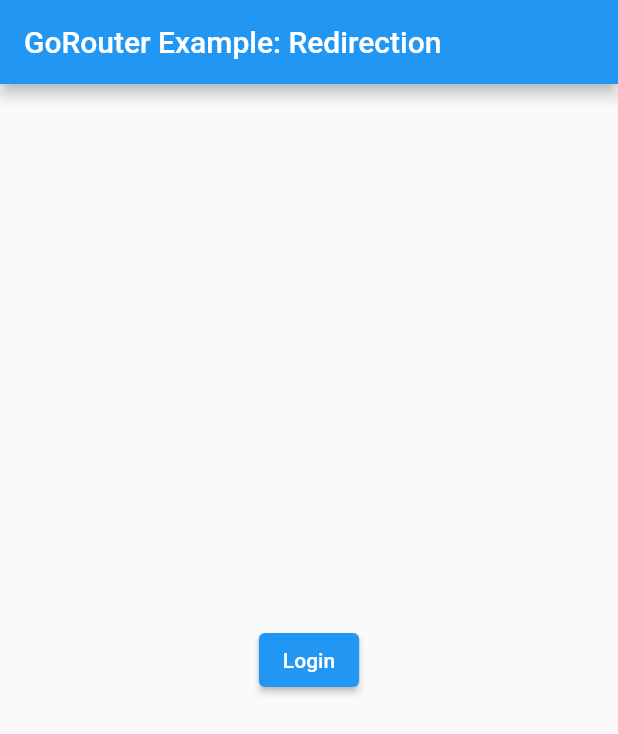
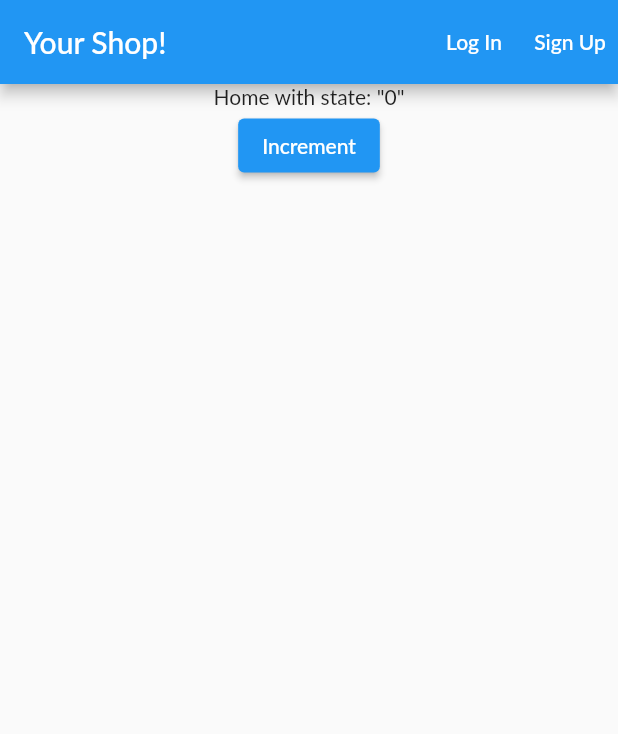
Before and after one commit to mmmtastymmm/example-shop-sudocodellc, a Flutter app: the screen it shows after launch, on a phone screen of 412 x 824 dp. Shown: the top 734 px of the screen. Run offline on Flutter 3.47's test engine with Material 2 defaults, Android fonts, the phone set to English and light mode, and no system bars; our stand-ins replace firebase_core; accounts and stored records are empty; Roboto replaces fonts that are missing (Lato).

Commit message:
Adding initial version

```diff
--- a/lib/main.dart
+++ b/lib/main.dart
@@ -1,159 +1,49 @@
+import 'package:example_shop_sudocodellc/providers/shopping_results.dart';
+import 'package:example_shop_sudocodellc/screens/home_page.dart';
+import 'package:example_shop_sudocodellc/screens/login_page.dart';
+import 'package:example_shop_sudocodellc/widgets/shift_right_fixer.dart';
+import 'package:firebase_core/firebase_core.dart';
 import 'package:flutter/material.dart';
-import 'package:firebase_auth/firebase_auth.dart';
-import 'package:firebase_core/firebase_core.dart';
-import 'firebase_options.dart';
-import 'package:go_router/go_router.dart';
-import 'package:flutter/material.dart';
-import 'package:go_router/go_router.dart';
 import 'package:provider/provider.dart';
 
+import 'firebase_options.dart';
 
 void main() async {
   WidgetsFlutterBinding.ensureInitialized();
   await Firebase.initializeApp(
     options: DefaultFirebaseOptions.currentPlatform,
   );
-  runApp(App());
-}
-// Copyright 2013 The Flutter Authors. All rights reserved.
-// Use of this source code is governed by a BSD-style license that can be
-// found in the LICENSE file.
-
-
-
-// This scenario demonstrates how to use redirect to handle a sign-in flow.
-//
-// The GoRouter.redirect method is called before the app is navigate to a
-// new page. You can choose to redirect to a different page by returning a
-// non-null URL string.
-
-/// The login information.
-class LoginInfo extends ChangeNotifier {
-  /// The username of login.
-  String get userName => _userName;
-  String _userName = '';
-
-  /// Whether a user has logged in.
-  bool get loggedIn => _userName.isNotEmpty;
-
-  /// Logs in a user.
-  void login(String userName) {
-    _userName = userName;
-    notifyListeners();
-  }
-
-  /// Logs out the current user.
-  void logout() {
-    _userName = '';
-    notifyListeners();
-  }
+  runApp(const MyApp());
 }
 
 
-/// The main app.
-class App extends StatelessWidget {
-  /// Creates an [App].
-  App({super.key});
-
-  final LoginInfo _loginInfo = LoginInfo();
-
-  /// The title of the app.
-  static const String title = 'GoRouter Example: Redirection';
-
-  // add the login info into the tree as app state that can change over time
-  @override
-  Widget build(BuildContext context) => ChangeNotifierProvider<LoginInfo>.value(
-    value: _loginInfo,
-    child: MaterialApp.router(
-      routerConfig: _router,
-      title: title,
-      debugShowCheckedModeBanner: false,
-    ),
-  );
-
-  late final GoRouter _router = GoRouter(
-    routes: <GoRoute>[
-      GoRoute(
-        path: '/',
-        builder: (BuildContext context, GoRouterState state) =>
-        const HomeScreen(),
-      ),
-      GoRoute(
-        path: '/login',
-        builder: (BuildContext context, GoRouterState state) =>
-        const LoginScreen(),
-      ),
-    ],
-
-    // redirect to the login page if the user is not logged in
-    redirect: (BuildContext context, GoRouterState state) {
-      // if the user is not logged in, they need to login
-      final bool loggedIn = _loginInfo.loggedIn;
-      final bool loggingIn = state.matchedLocation == '/login';
-      if (!loggedIn) {
-        return '/login';
-      }
-
-      // if the user is logged in but still on the login page, send them to
-      // the home page
-      if (loggingIn) {
-        return '/';
-      }
-
-      // no need to redirect at all
-      return null;
-    },
-
-    // changes on the listenable will cause the router to refresh it's route
-    refreshListenable: _loginInfo,
-  );
-}
-
-/// The login screen.
-class LoginScreen extends StatelessWidget {
-  /// Creates a [LoginScreen].
-  const LoginScreen({super.key});
-
-  @override
-  Widget build(BuildContext context) => Scaffold(
-    appBar: AppBar(title: const Text(App.title)),
-    body: Center(
-      child: ElevatedButton(
-        onPressed: () {
-          // log a user in, letting all the listeners know
-          context.read<LoginInfo>().login('test-user');
-
-          // router will automatically redirect from /login to / using
-          // refreshListenable
-        },
-        child: const Text('Login'),
-      ),
-    ),
-  );
-}
-
-/// The home screen.
-class HomeScreen extends StatelessWidget {
-  /// Creates a [HomeScreen].
-  const HomeScreen({super.key});
+class MyApp extends StatelessWidget {
+  const MyApp({Key? key}) : super(key: key);
 
   @override
   Widget build(BuildContext context) {
-    final LoginInfo info = context.read<LoginInfo>();
-
-    return Scaffold(
-      appBar: AppBar(
-        title: const Text(App.title),
-        actions: <Widget>[
-          IconButton(
-            onPressed: info.logout,
-            tooltip: 'Logout: ${info.userName}',
-            icon: const Icon(Icons.logout),
-          )
-        ],
-      ),
-      body: const Center(
-        child: Text('HomeScreen'),
+    return MultiProvider(
+      // This makes providers that the others can query
+      providers: [
+        ChangeNotifierProvider(
+            create: (BuildContext context) => ShoppingState()),
+      ],
+      child: MaterialApp(
+        title: 'My Shop',
+        theme: ThemeData(
+          fontFamily: "Lato",
+          // colorScheme: ColorScheme.fromSwatch(primarySwatch: Colors.red)
+          //     .copyWith(secondary: Colors.black),
+        ),
+        home: const ShiftRightFixer(child: HomeScreen()),
+        routes: {
+          LoginScreen.routeName: (context) {
+            return const LoginScreen();
+          },
+          HomeScreen.routeName: (context) {
+            return const HomeScreen();
+          },
+        },
       ),
     );
   }
--- /dev/null
+++ b/lib/providers/shopping_results.dart
@@ -0,0 +1,12 @@
+import 'package:flutter/cupertino.dart';
+
+class ShoppingState with ChangeNotifier {
+  String state = "0";
+  int count = 0;
+
+  void update() {
+    count += 1;
+    state = count.toString();
+    notifyListeners();
+  }
+}
--- /dev/null
+++ b/lib/screens/home_page.dart
@@ -0,0 +1,63 @@
+import 'package:example_shop_sudocodellc/providers/shopping_results.dart';
+import 'package:example_shop_sudocodellc/screens/login_page.dart';
+import 'package:example_shop_sudocodellc/widgets/shift_right_fixer.dart';
+import 'package:flutter/material.dart';
+import 'package:provider/provider.dart';
+
+class HomeScreen extends StatefulWidget {
+  static const routeName = "/home";
+
+  const HomeScreen({super.key});
+
+  @override
+  State<StatefulWidget> createState() {
+    return _HomeScreenState();
+  }
+}
+
+class _HomeScreenState extends State<HomeScreen> {
+  @override
+  Widget build(BuildContext context) {
+    String result =
+        "Home with state: \"${Provider.of<ShoppingState>(context).state}\"";
+    final ButtonStyle style = TextButton.styleFrom(
+      foregroundColor: Theme.of(context).colorScheme.onPrimary,
+    );
+    return ShiftRightFixer(
+      child: Scaffold(
+        appBar: AppBar(
+          title: const Text("Your Shop!"),
+          actions: [
+            TextButton(
+              style: style,
+              onPressed: () {
+                Navigator.of(context).pushNamed(LoginScreen.routeName);
+              },
+              child: const Text("Log In"),
+            ),
+            TextButton(
+              style: style,
+              onPressed: () {
+                Navigator.of(context).pushNamed(LoginScreen.routeName);
+              },
+              child: const Text("Sign Up"),
+            ),
+          ],
+        ),
+        body: Center(
+          child: Column(
+            children: [
+              Text(result),
+              ElevatedButton(
+                onPressed: () => {
+                  Provider.of<ShoppingState>(context, listen: false).update()
+                },
+                child: const Text("Increment"),
+              ),
+            ],
+          ),
+        ),
+      ),
+    );
+  }
+}
--- /dev/null
+++ b/lib/widgets/shift_right_fixer.dart
@@ -0,0 +1,29 @@
+import 'package:flutter/material.dart';
+import 'package:flutter/services.dart';
+
+class ShiftRightFixer extends StatefulWidget {
+  const ShiftRightFixer({Key? key, required this.child}) : super(key: key);
+
+  final Widget child;
+
+  @override
+  State<StatefulWidget> createState() => _ShiftRightFixerState();
+}
+
+class _ShiftRightFixerState extends State<ShiftRightFixer> {
+  final FocusNode focus =
+      FocusNode(skipTraversal: true, canRequestFocus: false);
+
+  @override
+  Widget build(BuildContext context) {
+    return Focus(
+      focusNode: focus,
+      onKey: (_, RawKeyEvent event) {
+        return event.physicalKey == PhysicalKeyboardKey.shiftRight
+            ? KeyEventResult.handled
+            : KeyEventResult.ignored;
+      },
+      child: widget.child,
+    );
+  }
+}
```
Also changed, not shown: lib/screens/login_page.dart (added, +22 -0 lines), lib/screens/signup_screen.dart (added, +22 -0 lines).
